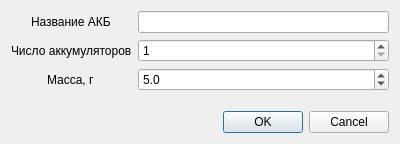
Above: ui/battery_params.ui from mikhailmishurinskikh/parametrizator before the change. Below: the same form after it.
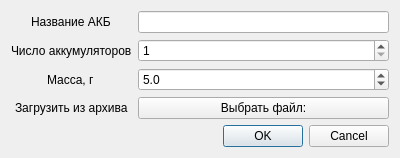
That is the form after the change.

Commit message: Add battery from file (not completed)

Diff of the .ui file:
```diff
--- a/ui/battery_params.ui
+++ b/ui/battery_params.ui
@@ -7,7 +7,7 @@
     <x>0</x>
     <y>0</y>
     <width>400</width>
-    <height>144</height>
+    <height>158</height>
    </rect>
   </property>
   <property name="windowTitle">
@@ -63,6 +63,20 @@
      <item row="0" column="1">
       <widget class="QLineEdit" name="nameInput"/>
      </item>
+     <item row="3" column="0">
+      <widget class="QLabel" name="label_4">
+       <property name="text">
+        <string>Загрузить из архива</string>
+       </property>
+      </widget>
+     </item>
+     <item row="3" column="1">
+      <widget class="QPushButton" name="selectFile_button">
+       <property name="text">
+        <string>Выбрать файл:</string>
+       </property>
+      </widget>
+     </item>
     </layout>
    </item>
    <item>
```
The commit also changes 3 other files.
